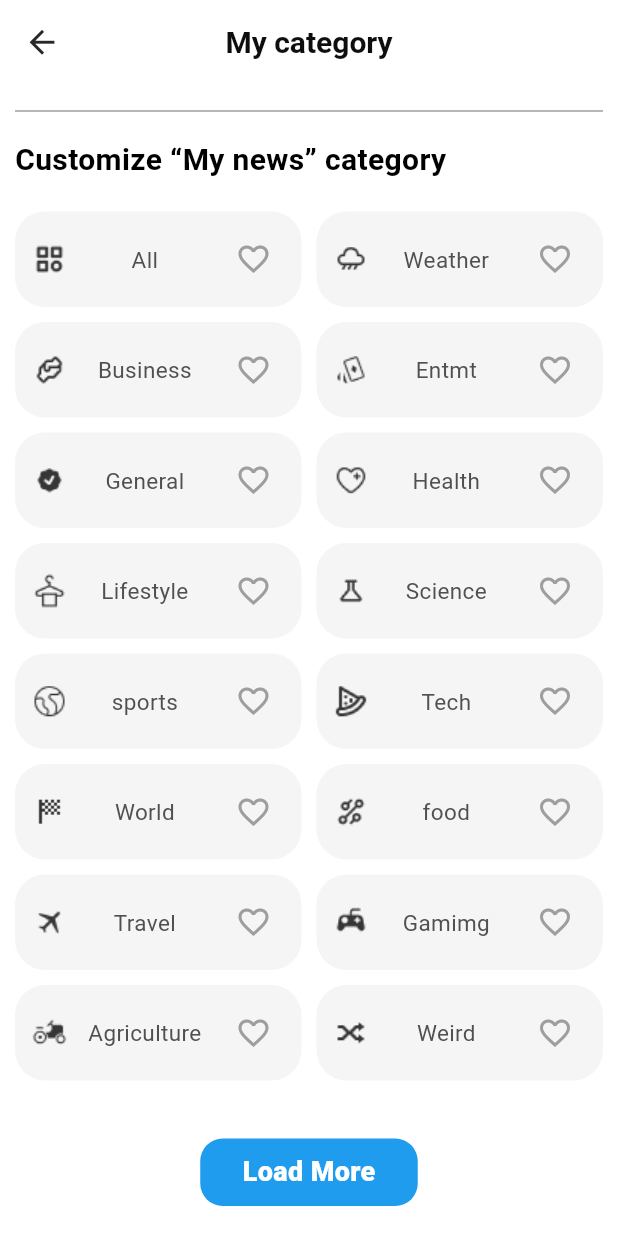
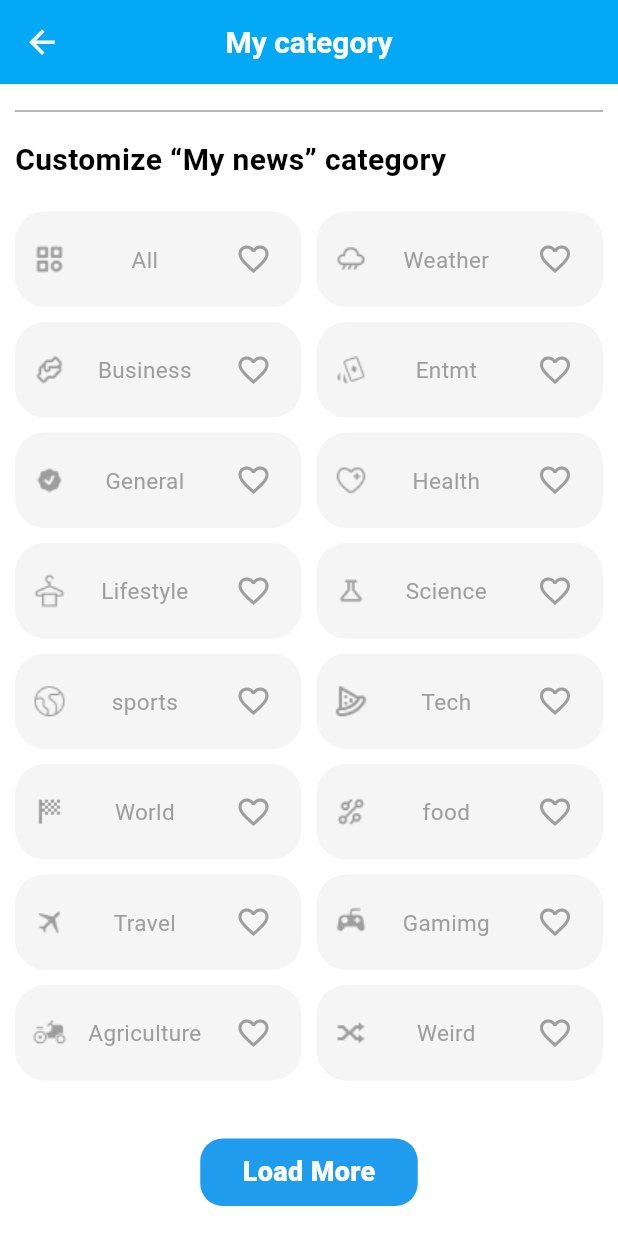
Before and after one commit to MuhammadAmirKhan-57/FirstProject, a Flutter app: the screen it shows after launch, on a phone screen of 412 x 824 dp. Run offline on Flutter 3.47's test engine with Material 3 defaults, Android fonts, the phone set to English and light mode, and no system bars.

Commit message:
Color change when selected

```diff
--- a/lib/grid_screen.dart
+++ b/lib/grid_screen.dart
@@ -40,12 +40,12 @@ class _GridViewScreenState extends State<GridViewScreen> {
           'My category',
           style: TextStyle(
             fontSize: 20,
-            color: Color(0xff0E0E0E),
+            color: Color(0xffFFFFFF),
             fontWeight: FontWeight.w700,
           ),
         ),
-        leading: Icon(Icons.arrow_back, size: 25, color: Color(0xff282828)),
-        backgroundColor: Colors.white,
+        leading: Icon(Icons.arrow_back, size: 25, color: Color(0xffFFFFFF)),
+        backgroundColor: Colors.lightBlue,
         elevation: 0,
       ),
       body: Padding(
@@ -92,12 +92,17 @@ class _GridViewScreenState extends State<GridViewScreen> {
                             categorylist[i].image,
                             width: 30,
                             height: 30,
+                            color: isSelected
+                                  ? Colors.lightBlue
+                                  : Colors.grey,
                           ),
                           Text(
                             categorylist[i].title,
                             style: TextStyle(
                               fontSize: 15,
-                              color: Color(0xff505050),
+                               color: isSelected
+                                  ? Colors.lightBlue
+                                  : Colors.grey,
                             ),
                           ),
                           IconButton(
```
